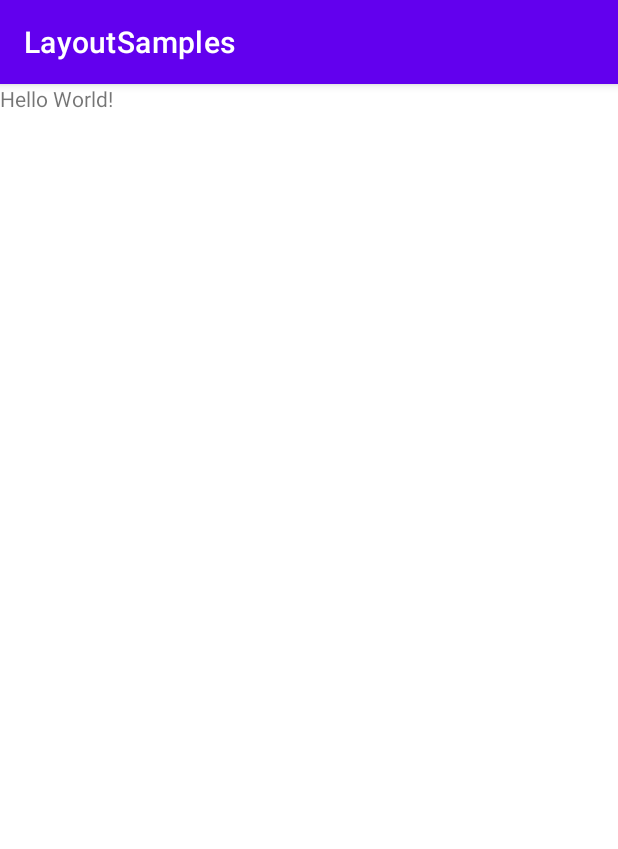
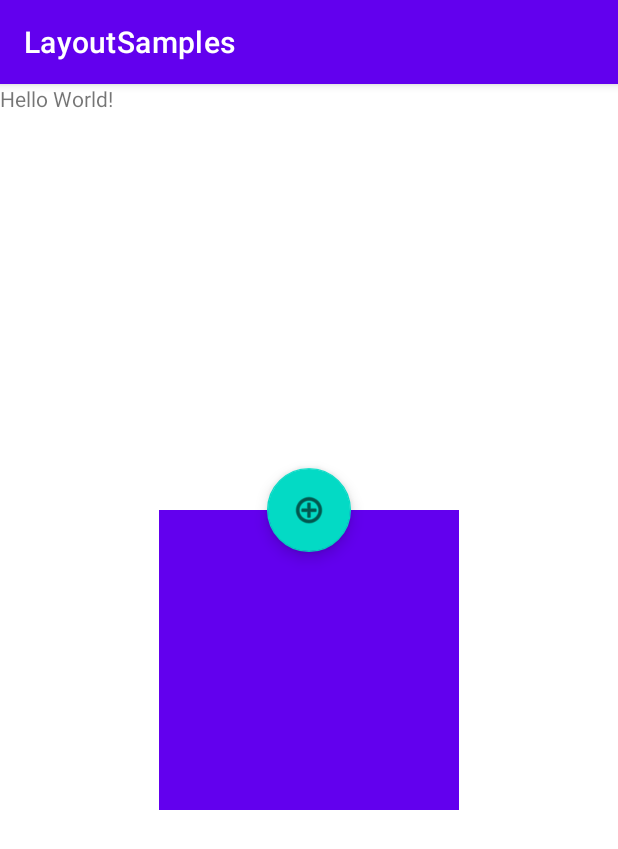
Before and after one commit to AnastasiaDro/coordinatorLayoutSample, an Android app: the screen it shows after launch (MainActivity), on a phone screen of 412 x 824 dp. Shown: the top 849 px of the screen. Run offline under Robolectric (Android 15) with nearby library versions, the phone set to English and light mode, and no system bars.

Commit message:
привязала anchor-ом один вью к другому. Ура

```diff
--- a/app/src/main/res/layout/coordinator_activity.xml
+++ b/app/src/main/res/layout/coordinator_activity.xml
@@ -5,6 +5,16 @@
     android:layout_width="match_parent"
     android:layout_height="match_parent"
     tools:context=".MainActivity">
+
+    <FrameLayout
+
+        android:id="@+id/view_for_anchor"
+        android:background="@color/design_default_color_primary"
+        android:layout_width="200dp"
+        android:layout_height="200dp"
+        android:layout_gravity="center">
+
+    </FrameLayout>
 
     <TextView
         android:layout_width="wrap_content"
@@ -15,4 +25,15 @@
         app:layout_constraintRight_toRightOf="parent"
         app:layout_constraintTop_toTopOf="parent" />
 
+
+    <com.google.android.material.floatingactionbutton.FloatingActionButton
+        android:id="@+id/floatingActionButton2"
+        android:layout_width="wrap_content"
+        android:layout_height="wrap_content"
+        android:clickable="true"
+        app:srcCompat="@android:drawable/ic_menu_add"
+        app:layout_anchor="@id/view_for_anchor"
+        app:layout_anchorGravity="center|top"/>
+
+
 </androidx.coordinatorlayout.widget.CoordinatorLayout>
```
